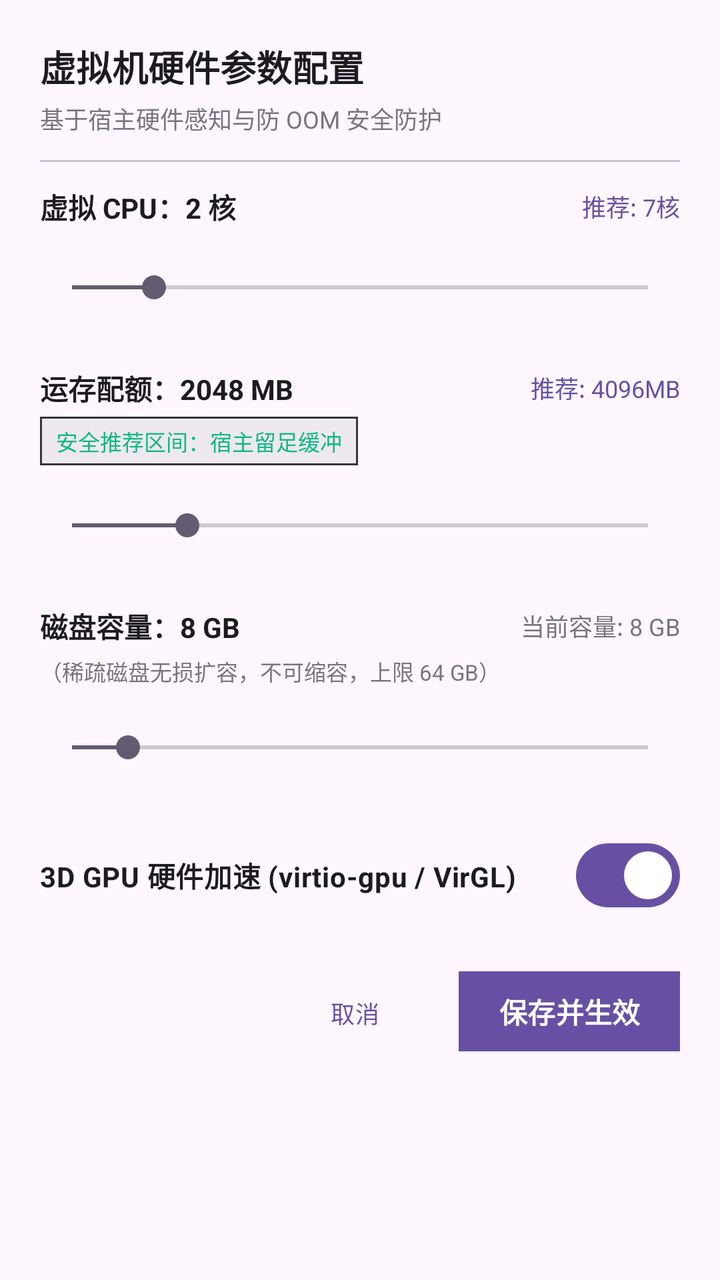
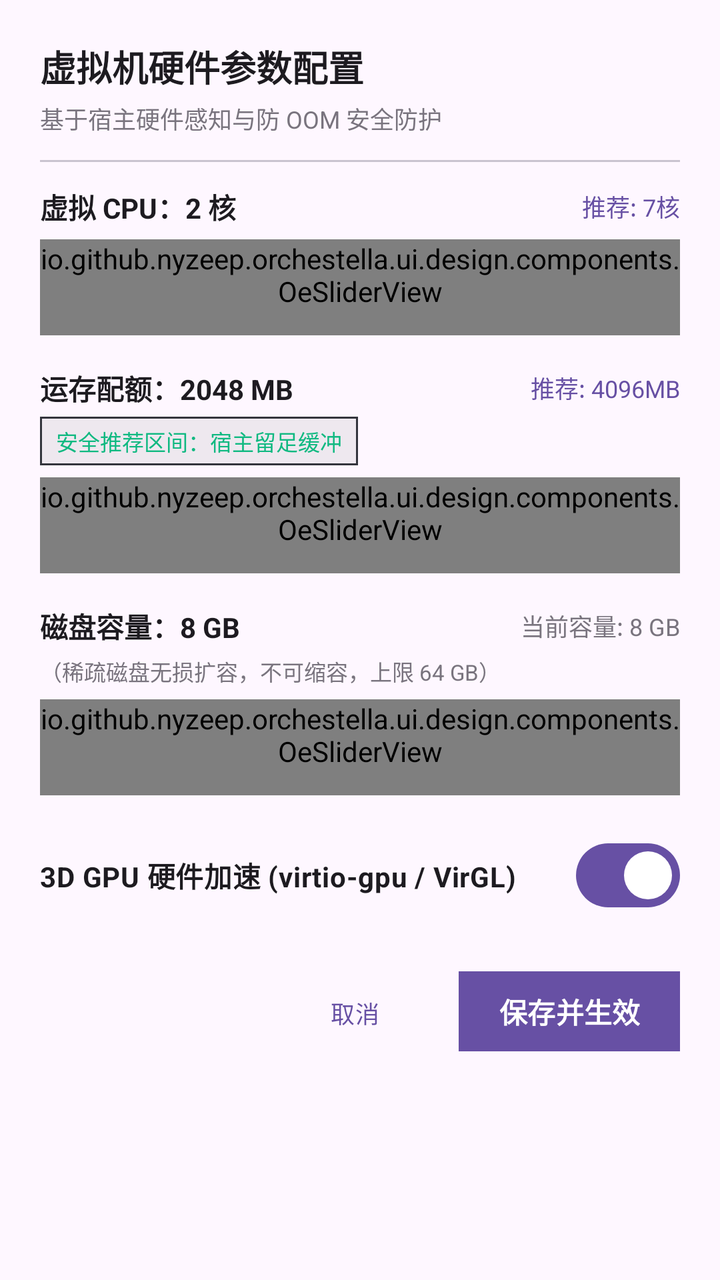

Before-and-after screenshots of an Android layout around one commit, followed by the original layout XML and the change that was made.
<!-- AndroidManifest.xml: application theme Theme.Orchestella -->
<!-- res/layout/layout_vm_hardware_config_dialog.xml -->
<?xml version="1.0" encoding="utf-8"?>
<ScrollView xmlns:android="http://schemas.android.com/apk/res/android"
    xmlns:app="http://schemas.android.com/apk/res-auto"
    android:layout_width="match_parent"
    android:layout_height="wrap_content">

    <LinearLayout
        android:layout_width="match_parent"
        android:layout_height="wrap_content"
        android:orientation="vertical"
        android:padding="@dimen/oe_space_xl">

        <TextView
            android:layout_width="wrap_content"
            android:layout_height="wrap_content"
            android:text="@string/hardware_dialog_title"
            android:textSize="18sp"
            android:textStyle="bold"
            android:textColor="?attr/colorOnSurface" />

        <TextView
            android:layout_width="wrap_content"
            android:layout_height="wrap_content"
            android:layout_marginTop="@dimen/oe_space_xs"
            android:text="基于宿主硬件感知与防 OOM 安全防护"
            android:textSize="12sp"
            android:textColor="?attr/colorOutline" />

        <View
            android:layout_width="match_parent"
            android:layout_height="1dp"
            android:layout_marginTop="@dimen/oe_space_md"
            android:layout_marginBottom="@dimen/oe_space_md"
            android:background="?attr/colorOutlineVariant" />

        
        <LinearLayout
            android:layout_width="match_parent"
            android:layout_height="wrap_content"
            android:orientation="horizontal"
            android:gravity="center_vertical">

            <TextView
                android:id="@+id/hw_vcpu_label"
                android:layout_width="0dp"
                android:layout_height="wrap_content"
                android:layout_weight="1"
                android:text="虚拟 CPU：2 核"
                android:textSize="14sp"
                android:textStyle="bold"
                android:textColor="?attr/colorOnSurface" />

            <TextView
                android:id="@+id/hw_vcpu_rec_badge"
                android:layout_width="wrap_content"
                android:layout_height="wrap_content"
                android:text="推荐: 7核"
                android:textSize="12sp"
                android:textColor="?attr/colorPrimary" />
        </LinearLayout>

        <SeekBar
            android:id="@+id/hw_vcpu_seekbar"
            android:layout_width="match_parent"
            android:layout_height="wrap_content"
            android:minHeight="48dp"
            android:layout_marginTop="@dimen/oe_icon_inline_gap"
            android:max="7"
            android:progress="1" />

        
        <LinearLayout
            android:layout_width="match_parent"
            android:layout_height="wrap_content"
            android:layout_marginTop="@dimen/oe_space_lg"
            android:orientation="horizontal"
            android:gravity="center_vertical">

            <TextView
                android:id="@+id/hw_ram_label"
                android:layout_width="0dp"
                android:layout_height="wrap_content"
                android:layout_weight="1"
                android:text="运存配额：2048 MB"
                android:textSize="14sp"
                android:textStyle="bold"
                android:textColor="?attr/colorOnSurface" />

            <TextView
                android:id="@+id/hw_ram_rec_badge"
                android:layout_width="wrap_content"
                android:layout_height="wrap_content"
                android:text="推荐: 4096MB"
                android:textSize="12sp"
                android:textColor="?attr/colorPrimary" />
        </LinearLayout>

        <TextView
            android:id="@+id/hw_ram_zone_status"
            android:layout_width="wrap_content"
            android:layout_height="wrap_content"
            android:layout_marginTop="@dimen/oe_space_xs"
            android:background="@drawable/bg_status_badge"
            android:paddingStart="@dimen/oe_space_sm"
            android:paddingTop="@dimen/oe_space_xs"
            android:paddingEnd="@dimen/oe_space_sm"
            android:paddingBottom="@dimen/oe_space_xs"
            android:text="@string/hardware_ram_zone_green"
            android:textSize="11sp"
            android:textColor="@color/zone_green" />

        <SeekBar
            android:id="@+id/hw_ram_seekbar"
            android:layout_width="match_parent"
            android:layout_height="wrap_content"
            android:minHeight="48dp"
            android:layout_marginTop="@dimen/oe_icon_inline_gap"
            android:max="30"
            android:progress="6" />

        
        <LinearLayout
            android:layout_width="match_parent"
            android:layout_height="wrap_content"
            android:layout_marginTop="@dimen/oe_space_lg"
            android:orientation="horizontal"
            android:gravity="center_vertical">

            <TextView
                android:id="@+id/hw_disk_label"
                android:layout_width="0dp"
                android:layout_height="wrap_content"
                android:layout_weight="1"
                android:text="磁盘容量：8 GB"
                android:textSize="14sp"
                android:textStyle="bold"
                android:textColor="?attr/colorOnSurface" />

            <TextView
                android:id="@+id/hw_disk_status"
                android:layout_width="wrap_content"
                android:layout_height="wrap_content"
                android:text="当前容量: 8 GB"
                android:textSize="12sp"
                android:textColor="?attr/colorOutline" />
        </LinearLayout>

        <TextView
            android:layout_width="match_parent"
            android:layout_height="wrap_content"
            android:layout_marginTop="@dimen/oe_space_xs"
            android:text="@string/hardware_disk_notice"
            android:textSize="11sp"
            android:textColor="?attr/colorOutline" />

        <SeekBar
            android:id="@+id/hw_disk_seekbar"
            android:layout_width="match_parent"
            android:layout_height="wrap_content"
            android:minHeight="48dp"
            android:layout_marginTop="@dimen/oe_icon_inline_gap"
            android:max="62"
            android:progress="6" />

        
        <com.google.android.material.materialswitch.MaterialSwitch
            android:id="@+id/hw_gpu_switch"
            android:layout_width="match_parent"
            android:layout_height="wrap_content"
            android:layout_marginTop="@dimen/oe_space_lg"
            android:text="@string/hardware_gpu_label"
            android:checked="true"
            android:textSize="14sp"
            android:textStyle="bold" />

        
        <LinearLayout
            android:layout_width="match_parent"
            android:layout_height="wrap_content"
            android:layout_marginTop="@dimen/oe_space_xl"
            android:orientation="horizontal"
            android:gravity="end">

            <com.google.android.material.button.MaterialButton
                android:id="@+id/hw_btn_cancel"
                style="@style/Widget.Orchestella.Button.Text"
                android:layout_width="wrap_content"
                android:layout_height="wrap_content"
                android:minHeight="48dp"
                app:cornerRadius="0dp"
                android:paddingStart="@dimen/oe_space_lg"
                android:paddingEnd="@dimen/oe_space_lg"
                android:layout_marginEnd="@dimen/oe_space_sm"
                android:text="@string/hardware_cancel_btn" />

            <com.google.android.material.button.MaterialButton
                android:id="@+id/hw_btn_save"
                style="@style/Widget.Material3.Button"
                android:layout_width="wrap_content"
                android:layout_height="wrap_content"
                android:minHeight="48dp"
                app:cornerRadius="0dp"
                android:paddingStart="@dimen/oe_space_xl"
                android:paddingEnd="@dimen/oe_space_xl"
                android:textStyle="bold"
                android:text="@string/hardware_save_btn" />
        </LinearLayout>

    </LinearLayout>

</ScrollView>
<!-- resources referenced by this layout -->
<resources>
  <color name="zone_green">#10B981</color>
  <dimen name="oe_icon_inline_gap">6dp</dimen>
  <dimen name="oe_space_lg">16dp</dimen>
  <dimen name="oe_space_md">12dp</dimen>
  <dimen name="oe_space_sm">8dp</dimen>
  <dimen name="oe_space_xl">20dp</dimen>
  <dimen name="oe_space_xs">4dp</dimen>
  <!-- drawable bg_status_badge (drawable) -->
  <?xml version="1.0" encoding="utf-8"?>
  <shape xmlns:android="http://schemas.android.com/apk/res/android"
      android:shape="rectangle">
      <corners android:radius="0dp" />
      <solid android:color="#20808080" />
      <stroke
          android:width="1dp"
          android:color="#34353D" />
  </shape>
  <string name="hardware_cancel_btn">取消</string>
  <string name="hardware_dialog_title">虚拟机硬件参数配置</string>
  <string name="hardware_disk_notice">（稀疏磁盘无损扩容，不可缩容，上限 64 GB）</string>
  <string name="hardware_gpu_label">3D GPU 硬件加速 (virtio-gpu / VirGL)</string>
  <string name="hardware_ram_zone_green">安全推荐区间：宿主留足缓冲</string>
  <string name="hardware_save_btn">保存并生效</string>
  <style name="Widget.Orchestella.Button.Text" parent="Widget.Material3.Button.TextButton">
          <item name="cornerRadius">@dimen/oe_corner_md</item>
          <item name="android:textAppearance">@style/TextAppearance.Orchestella.LabelEmphasized</item>
      </style>
  <style name="Theme.Orchestella" parent="Theme.Material3.DayNight.NoActionBar">
          <item name="android:fontFamily">sans-serif</item>
          <item name="android:windowActionModeOverlay">true</item>
          <item name="android:statusBarColor">@android:color/transparent</item>
          <item name="android:navigationBarColor">@android:color/transparent</item>
          
          <item name="android:windowAnimationStyle">@style/Animation.Orchestella.Activity</item>
      </style>
  <dimen name="oe_corner_md">12dp</dimen>
  <style name="TextAppearance.Orchestella.LabelEmphasized" parent="TextAppearance.Material3.LabelMedium">
          <item name="android:letterSpacing">0.02</item>
      </style>
  <style name="Animation.Orchestella.Activity" parent="@android:style/Animation.Activity">
          <item name="android:activityOpenEnterAnimation">@anim/oe_activity_open_enter</item>
          <item name="android:activityOpenExitAnimation">@anim/oe_activity_open_exit</item>
          <item name="android:activityCloseEnterAnimation">@anim/oe_activity_close_enter</item>
          <item name="android:activityCloseExitAnimation">@anim/oe_activity_close_exit</item>
          <item name="android:taskOpenEnterAnimation">@anim/oe_activity_open_enter</item>
          <item name="android:taskOpenExitAnimation">@anim/oe_activity_open_exit</item>
          <item name="android:taskCloseEnterAnimation">@anim/oe_activity_close_enter</item>
          <item name="android:taskCloseExitAnimation">@anim/oe_activity_close_exit</item>
          <item name="android:taskToFrontEnterAnimation">@anim/oe_activity_open_enter</item>
          <item name="android:taskToFrontExitAnimation">@anim/oe_activity_open_exit</item>
          <item name="android:taskToBackEnterAnimation">@anim/oe_activity_close_enter</item>
          <item name="android:taskToBackExitAnimation">@anim/oe_activity_close_exit</item>
          <item name="android:launchTaskBehindTargetAnimation">@anim/oe_launch_behind_target</item>
          <item name="android:launchTaskBehindSourceAnimation">@anim/oe_launch_behind_source</item>
      </style>
</resources>

<!-- the commit's change to res/layout/layout_vm_hardware_config_dialog.xml (unified diff, before → after) -->
@@ -59,7 +59,7 @@
                 android:textColor="?attr/colorPrimary" />
         </LinearLayout>
 
-        <SeekBar
+        <io.github.nyzeep.orchestella.ui.design.components.OeSliderView
             android:id="@+id/hw_vcpu_seekbar"
             android:layout_width="match_parent"
             android:layout_height="wrap_content"
@@ -109,7 +109,7 @@
             android:textSize="11sp"
             android:textColor="@color/zone_green" />
 
-        <SeekBar
+        <io.github.nyzeep.orchestella.ui.design.components.OeSliderView
             android:id="@+id/hw_ram_seekbar"
             android:layout_width="match_parent"
             android:layout_height="wrap_content"
@@ -153,7 +153,7 @@
             android:textSize="11sp"
             android:textColor="?attr/colorOutline" />
 
-        <SeekBar
+        <io.github.nyzeep.orchestella.ui.design.components.OeSliderView
             android:id="@+id/hw_disk_seekbar"
             android:layout_width="match_parent"
             android:layout_height="wrap_content"
